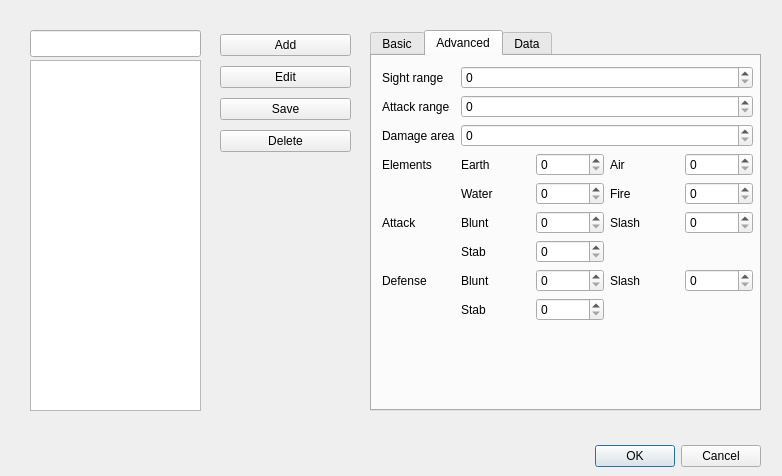
This is MapEdit/Forms/NewUnitModuleDlg.ui in Iskandor/ymir-rte as Qt 5 draws it before an edit. The edited form follows.
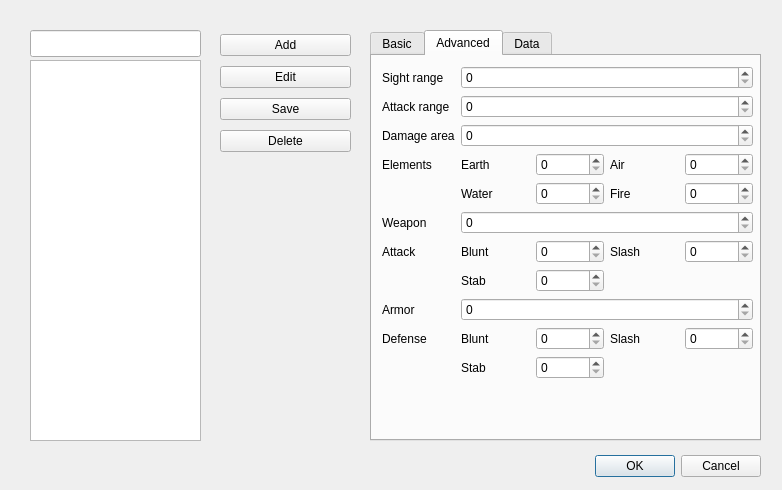
This is the edited form. The open tabs and pages were chosen to show the change. Custom widgets are drawn as their Qt base class.

Diff of the .ui file:
```diff
--- a/MapEdit/Forms/NewUnitModuleDlg.ui
+++ b/MapEdit/Forms/NewUnitModuleDlg.ui
@@ -8,7 +8,7 @@
     <x>0</x>
     <y>0</y>
     <width>782</width>
-    <height>476</height>
+    <height>490</height>
    </rect>
   </property>
   <property name="windowTitle">
@@ -18,7 +18,7 @@
    <property name="geometry">
     <rect>
      <x>420</x>
-     <y>440</y>
+     <y>450</y>
      <width>341</width>
      <height>32</height>
     </rect>
@@ -36,7 +36,7 @@
      <x>30</x>
      <y>60</y>
      <width>171</width>
-     <height>351</height>
+     <height>381</height>
     </rect>
    </property>
   </widget>
@@ -99,7 +99,7 @@
      <x>370</x>
      <y>30</y>
      <width>391</width>
-     <height>381</height>
+     <height>411</height>
     </rect>
    </property>
    <property name="currentIndex">
@@ -216,7 +216,7 @@
        <x>10</x>
        <y>10</y>
        <width>371</width>
-       <height>331</height>
+       <height>365</height>
       </rect>
      </property>
      <layout class="QFormLayout" name="formLayout_2">
@@ -260,14 +260,14 @@
         </property>
        </widget>
       </item>
-      <item row="4" column="0">
+      <item row="5" column="0">
        <widget class="QLabel" name="label_21">
         <property name="text">
          <string>Attack</string>
         </property>
        </widget>
       </item>
-      <item row="5" column="0">
+      <item row="7" column="0">
        <widget class="QLabel" name="label_24">
         <property name="text">
          <string>Defense</string>
@@ -318,7 +318,7 @@
         </item>
        </layout>
       </item>
-      <item row="4" column="1">
+      <item row="5" column="1">
        <layout class="QGridLayout" name="gridLayout_3">
         <item row="2" column="0">
          <widget class="QLabel" name="label_19">
@@ -352,7 +352,7 @@
         </item>
        </layout>
       </item>
-      <item row="5" column="1">
+      <item row="7" column="1">
        <layout class="QGridLayout" name="gridLayout_2">
         <item row="2" column="0">
          <widget class="QLabel" name="label_17">
@@ -386,6 +386,26 @@
         </item>
        </layout>
       </item>
+      <item row="4" column="0">
+       <widget class="QLabel" name="label_32">
+        <property name="text">
+         <string>Weapon</string>
+        </property>
+       </widget>
+      </item>
+      <item row="6" column="0">
+       <widget class="QLabel" name="label_33">
+        <property name="text">
+         <string>Armor</string>
+        </property>
+       </widget>
+      </item>
+      <item row="4" column="1">
+       <widget class="QSpinBox" name="AttSbx"/>
+      </item>
+      <item row="6" column="1">
+       <widget class="QSpinBox" name="DefSbx"/>
+      </item>
      </layout>
     </widget>
    </widget>
```
Left out of the diff: 2 changed lines with no effect on the pictures.
